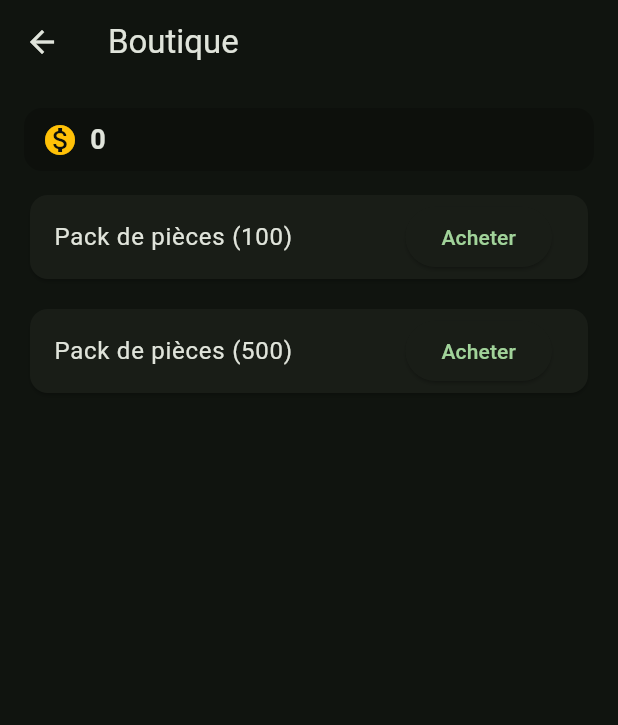
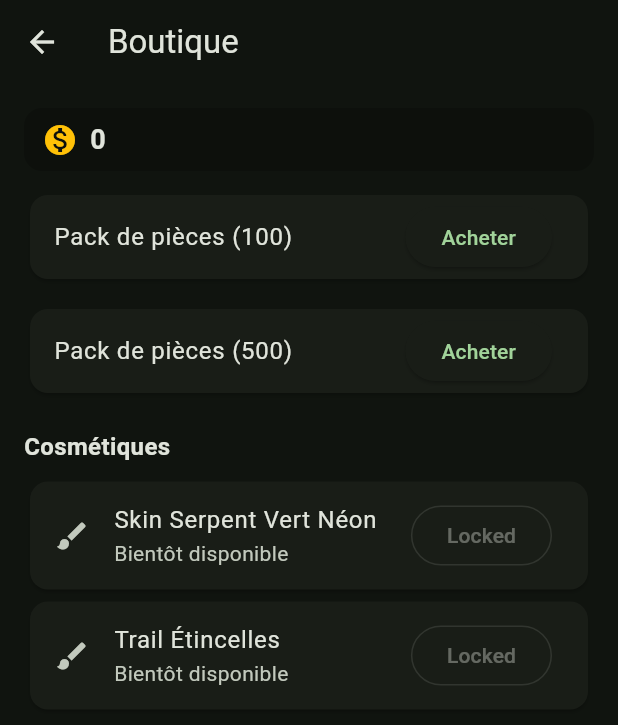
Before and after one commit to FtLucas/Snake_flutter, a Flutter app: the screen it shows after launch, after a tap on "Boutique", on a phone screen of 412 x 824 dp. Shown: the top 725 px of the screen. Run offline on Flutter 3.47's test engine with Material 3 defaults, Android fonts, the phone set to English and light mode, and no system bars; missing offline and left inert: flame.

Commit message:
UI: écran Paramètres + route; bouton Paramètres sur accueil; Boutique: section Cosmétiques placeholder; modèle Settings de base

```diff
--- a/lib/main.dart
+++ b/lib/main.dart
@@ -8,6 +8,7 @@ import 'snake_game.dart';
 import 'ui/home_menu_screen.dart';
 import 'ui/shop_screen.dart';
 import 'ui/skill_tree_screen.dart';
+import 'ui/settings_screen.dart';
 
 void main() {
   WidgetsFlutterBinding.ensureInitialized();
@@ -38,6 +39,7 @@ class MyApp extends StatelessWidget {
         '/game': (context) => const GameScreen(),
         '/shop': (context) => const ShopScreen(),
         '/skills': (context) => const SkillTreeScreen(),
+  '/settings': (context) => const SettingsScreen(),
       },
       debugShowCheckedModeBanner: false,
     );
--- a/lib/ui/home_menu_screen.dart
+++ b/lib/ui/home_menu_screen.dart
@@ -85,6 +85,18 @@ class _HomeMenuScreenState extends State<HomeMenuScreen> {
                       label: 'Jouer',
                       icon: Icons.play_arrow,
                       onTap: () => Navigator.of(context).pushNamed('/game'),
+                    ),
+                    const SizedBox(height: 10),
+                    Row(
+                      mainAxisAlignment: MainAxisAlignment.center,
+                      children: [
+                        TextButton.icon(
+                          style: TextButton.styleFrom(foregroundColor: Colors.white70),
+                          onPressed: () => Navigator.of(context).pushNamed('/settings'),
+                          icon: const Icon(Icons.settings, size: 18),
+                          label: const Text('Paramètres'),
+                        ),
+                      ],
                     ),
                   ],
                 ),
--- a/lib/ui/shop_screen.dart
+++ b/lib/ui/shop_screen.dart
@@ -31,6 +31,11 @@ class _ShopScreenState extends State<ShopScreen> {
               profile.addCoins(500);
               setState(() {});
             }),
+            const SizedBox(height: 20),
+            const Text('Cosmétiques', style: TextStyle(fontSize: 16, fontWeight: FontWeight.bold)),
+            const SizedBox(height: 8),
+            _cosmetic('Skin Serpent Vert Néon'),
+            _cosmetic('Trail Étincelles'),
           ],
         ),
       ),
@@ -65,4 +70,15 @@ class _ShopScreenState extends State<ShopScreen> {
       ),
     );
   }
+
+  Widget _cosmetic(String name) {
+    return Card(
+      child: ListTile(
+        leading: const Icon(Icons.brush),
+        title: Text(name),
+        subtitle: const Text('Bientôt disponible'),
+        trailing: OutlinedButton(onPressed: null, child: const Text('Locked')),
+      ),
+    );
+  }
 }
```
Also changed, not shown: lib/state/settings.dart (added, +27 -0 lines), lib/ui/settings_screen.dart (added, +96 -0 lines).
